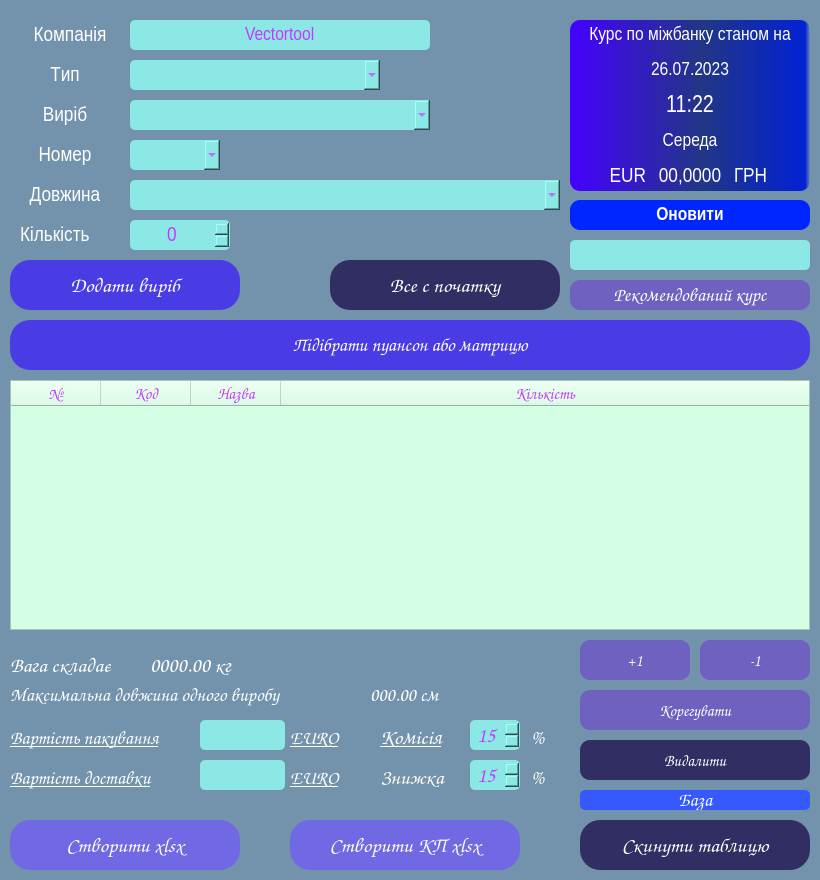
Before: the Qt Designer form BendingPriceCalc.ui in VitaliyBychevoy/BendingToolsPriceCalc, drawn with Qt 5.
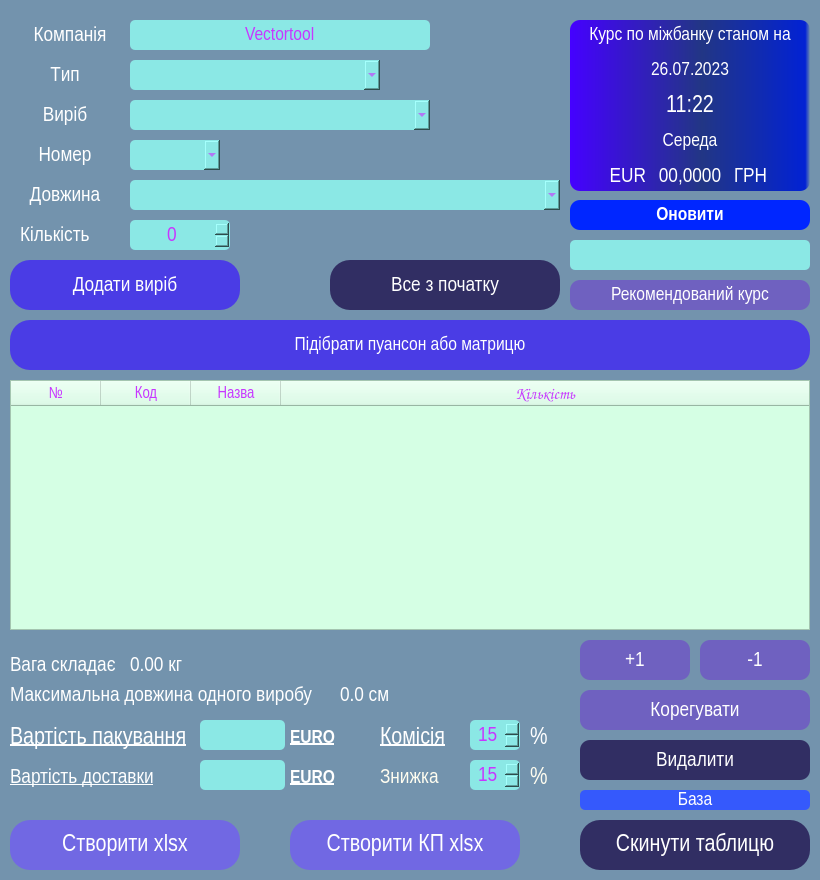
After: the same form once the commit is applied.

Diff of the .ui file:
```diff
--- a/BendingPriceCalc.ui
+++ b/BendingPriceCalc.ui
@@ -429,7 +429,7 @@
     </property>
     <property name="font">
      <font>
-      <family>Comic Sans MS</family>
+      <family>Arial Narrow</family>
       <pointsize>16</pointsize>
      </font>
     </property>
@@ -464,7 +464,7 @@
     </property>
     <property name="font">
      <font>
-      <family>Comic Sans MS</family>
+      <family>Arial Narrow</family>
       <pointsize>16</pointsize>
      </font>
     </property>
@@ -481,7 +481,7 @@
 }</string>
     </property>
     <property name="text">
-     <string>Все с початку</string>
+     <string>Все з початку</string>
     </property>
    </widget>
    <widget class="QTableWidget" name="table">
@@ -496,6 +496,12 @@
       <height>250</height>
      </rect>
     </property>
+    <property name="font">
+     <font>
+      <family>Arial Narrow</family>
+      <pointsize>10</pointsize>
+     </font>
+    </property>
     <property name="styleSheet">
      <string notr="true">background:#D5FFE4;
 color: rgb(199, 55, 255);
@@ -567,7 +573,7 @@
      </property>
      <property name="font">
       <font>
-       <family>Comic Sans MS</family>
+       <family>Arial Narrow</family>
        <pointsize>12</pointsize>
        <kerning>false</kerning>
       </font>
@@ -582,7 +588,7 @@
      </property>
      <property name="font">
       <font>
-       <family>Comic Sans MS</family>
+       <family>Arial Narrow</family>
        <pointsize>12</pointsize>
       </font>
      </property>
@@ -593,7 +599,7 @@
      </property>
      <property name="font">
       <font>
-       <family>Comic Sans MS</family>
+       <family>Arial Narrow</family>
        <pointsize>12</pointsize>
       </font>
      </property>
@@ -615,13 +621,13 @@
      <rect>
       <x>10</x>
       <y>650</y>
-      <width>130</width>
+      <width>110</width>
       <height>30</height>
      </rect>
     </property>
     <property name="font">
      <font>
-      <family>Comic Sans MS</family>
+      <family>Arial Narrow</family>
       <pointsize>16</pointsize>
      </font>
     </property>
@@ -636,7 +642,7 @@
    <widget class="QLabel" name="weight_value">
     <property name="geometry">
      <rect>
-      <x>150</x>
+      <x>130</x>
       <y>650</y>
       <width>120</width>
       <height>30</height>
@@ -644,7 +650,7 @@
     </property>
     <property name="font">
      <font>
-      <family>Comic Sans MS</family>
+      <family>Arial Narrow</family>
       <pointsize>16</pointsize>
      </font>
     </property>
@@ -654,7 +660,7 @@
 ;</string>
     </property>
     <property name="text">
-     <string>0000.00 кг</string>
+     <string>0.00 кг</string>
     </property>
    </widget>
    <widget class="QLabel" name="lenght_label">
@@ -662,14 +668,14 @@
      <rect>
       <x>10</x>
       <y>680</y>
-      <width>350</width>
+      <width>320</width>
       <height>30</height>
      </rect>
     </property>
     <property name="font">
      <font>
-      <family>Comic Sans MS</family>
-      <pointsize>14</pointsize>
+      <family>Arial Narrow</family>
+      <pointsize>16</pointsize>
      </font>
     </property>
     <property name="styleSheet">
@@ -683,7 +689,7 @@
    <widget class="QLabel" name="lenght_value">
     <property name="geometry">
      <rect>
-      <x>370</x>
+      <x>340</x>
       <y>680</y>
       <width>95</width>
       <height>30</height>
@@ -691,8 +697,8 @@
     </property>
     <property name="font">
      <font>
-      <family>Comic Sans MS</family>
-      <pointsize>14</pointsize>
+      <family>Arial Narrow</family>
+      <pointsize>16</pointsize>
      </font>
     </property>
     <property name="styleSheet">
@@ -700,7 +706,7 @@
 color:rgb(255, 255, 255);</string>
     </property>
     <property name="text">
-     <string>000.00 см</string>
+     <string>0.0 см</string>
     </property>
    </widget>
    <widget class="QPushButton" name="xlsx_button">
@@ -714,8 +720,8 @@
     </property>
     <property name="font">
      <font>
-      <family>Comic Sans MS</family>
-      <pointsize>16</pointsize>
+      <family>Arial Narrow</family>
+      <pointsize>18</pointsize>
      </font>
     </property>
     <property name="styleSheet">
@@ -744,8 +750,8 @@
     </property>
     <property name="font">
      <font>
-      <family>Comic Sans MS</family>
-      <pointsize>16</pointsize>
+      <family>Arial Narrow</family>
+      <pointsize>18</pointsize>
      </font>
     </property>
     <property name="styleSheet">
@@ -960,7 +966,7 @@
     </property>
     <property name="font">
      <font>
-      <family>Comic Sans MS</family>
+      <family>Arial Narrow</family>
       <pointsize>14</pointsize>
      </font>
     </property>
@@ -1067,11 +1073,11 @@
     </property>
     <property name="font">
      <font>
-      <family>Comic Sans MS</family>
-      <pointsize>16</pointsize>
-      <weight>75</weight>
+      <family>Arial Narrow</family>
+      <pointsize>18</pointsize>
+      <weight>50</weight>
       <italic>false</italic>
-      <bold>true</bold>
+      <bold>false</bold>
       <underline>true</underline>
       <strikeout>false</strikeout>
      </font>
@@ -1095,7 +1101,7 @@
     </property>
     <property name="font">
      <font>
-      <family>Comic Sans MS</family>
+      <family>Arial Narrow</family>
       <pointsize>16</pointsize>
      </font>
     </property>
@@ -1138,8 +1144,8 @@
     </property>
     <property name="font">
      <font>
-      <family>Comic Sans MS</family>
-      <pointsize>16</pointsize>
+      <family>Arial Narrow</family>
+      <pointsize>18</pointsize>
      </font>
     </property>
     <property name="styleSheet">
@@ -1161,8 +1167,8 @@
     </property>
     <property name="font">
      <font>
-      <family>Comic Sans MS</family>
-      <pointsize>16</pointsize>
+      <family>Arial Narrow</family>
+      <pointsize>18</pointsize>
      </font>
     </property>
     <property name="styleSheet">
@@ -1191,8 +1197,10 @@
     </property>
     <property name="font">
      <font>
-      <family>Comic Sans MS</family>
+      <family>Arial Narrow</family>
       <pointsize>14</pointsize>
+      <weight>50</weight>
+      <bold>false</bold>
      </font>
     </property>
     <property name="styleSheet">
@@ -1232,10 +1240,10 @@
     </property>
     <property name="font">
      <font>
-      <family>Comic Sans MS</family>
-      <pointsize>14</pointsize>
-      <weight>75</weight>
-      <bold>true</bold>
+      <family>Arial Narrow</family>
+      <pointsize>18</pointsize>
+      <weight>50</weight>
+      <bold>false</bold>
       <underline>true</underline>
      </font>
     </property>
@@ -1258,10 +1266,10 @@
     </property>
     <property name="font">
      <font>
-      <family>Comic Sans MS</family>
-      <pointsize>14</pointsize>
-      <weight>75</weight>
-      <bold>true</bold>
+      <family>Arial Narrow</family>
+      <pointsize>16</pointsize>
+      <weight>50</weight>
+      <bold>false</bold>
       <underline>true</underline>
      </font>
     </property>
@@ -1356,11 +1364,12 @@
     </property>
     <property name="font">
      <font>
-      <family>Comic Sans MS</family>
+      <family>Arial Narrow</family>
       <pointsize>14</pointsize>
       <weight>75</weight>
       <bold>true</bold>
       <underline>true</underline>
+      <strikeout>false</strikeout>
      </font>
     </property>
     <property name="styleSheet">
@@ -1382,7 +1391,7 @@
     </property>
     <property name="font">
      <font>
-      <family>Comic Sans MS</family>
+      <family>Arial Narrow</family>
       <pointsize>14</pointsize>
       <weight>75</weight>
       <bold>true</bold>
@@ -1408,7 +1417,7 @@
     </property>
     <property name="font">
      <font>
-      <family>Comic Sans MS</family>
+      <family>Arial Narrow</family>
       <pointsize>16</pointsize>
      </font>
     </property>
@@ -1451,7 +1460,7 @@
     </property>
     <property name="font">
      <font>
-      <family>Comic Sans MS</family>
+      <family>Arial Narrow</family>
       <pointsize>16</pointsize>
      </font>
     </property>
@@ -1474,8 +1483,10 @@
     </property>
     <property name="font">
      <font>
-      <family>Comic Sans MS</family>
-      <pointsize>16</pointsize>
+      <family>Arial Narrow</family>
+      <pointsize>18</pointsize>
+      <weight>50</weight>
+      <bold>false</bold>
      </font>
     </property>
     <property name="styleSheet">
@@ -1497,8 +1508,8 @@
     </property>
     <property name="font">
      <font>
-      <family>Comic Sans MS</family>
-      <pointsize>12</pointsize>
+      <family>Arial Narrow</family>
+      <pointsize>16</pointsize>
      </font>
     </property>
     <property name="layoutDirection">
@@ -1530,8 +1541,8 @@
     </property>
     <property name="font">
      <font>
-      <family>Comic Sans MS</family>
-      <pointsize>12</pointsize>
+      <family>Arial Narrow</family>
+      <pointsize>16</pointsize>
      </font>
     </property>
     <property name="styleSheet">
@@ -1560,8 +1571,8 @@
     </property>
     <property name="font">
      <font>
-      <family>Comic Sans MS</family>
-      <pointsize>12</pointsize>
+      <family>Arial Narrow</family>
+      <pointsize>16</pointsize>
      </font>
     </property>
     <property name="layoutDirection">
@@ -1593,7 +1604,7 @@
     </property>
     <property name="font">
      <font>
-      <family>Comic Sans MS</family>
+      <family>Arial Narrow</family>
       <pointsize>14</pointsize>
      </font>
     </property>
@@ -1623,8 +1634,8 @@
     </property>
     <property name="font">
      <font>
-      <family>Comic Sans MS</family>
-      <pointsize>12</pointsize>
+      <family>Arial Narrow</family>
+      <pointsize>16</pointsize>
      </font>
     </property>
     <property name="layoutDirection">
```
Left out of the diff: 10 changed lines with no effect on the pictures.
